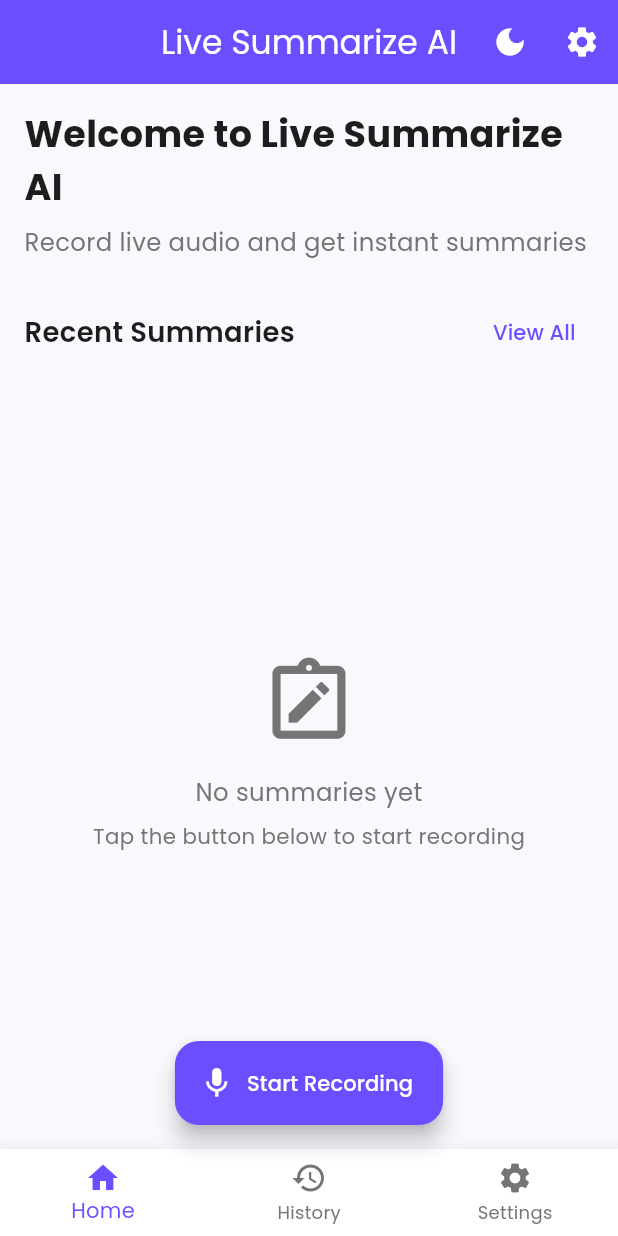
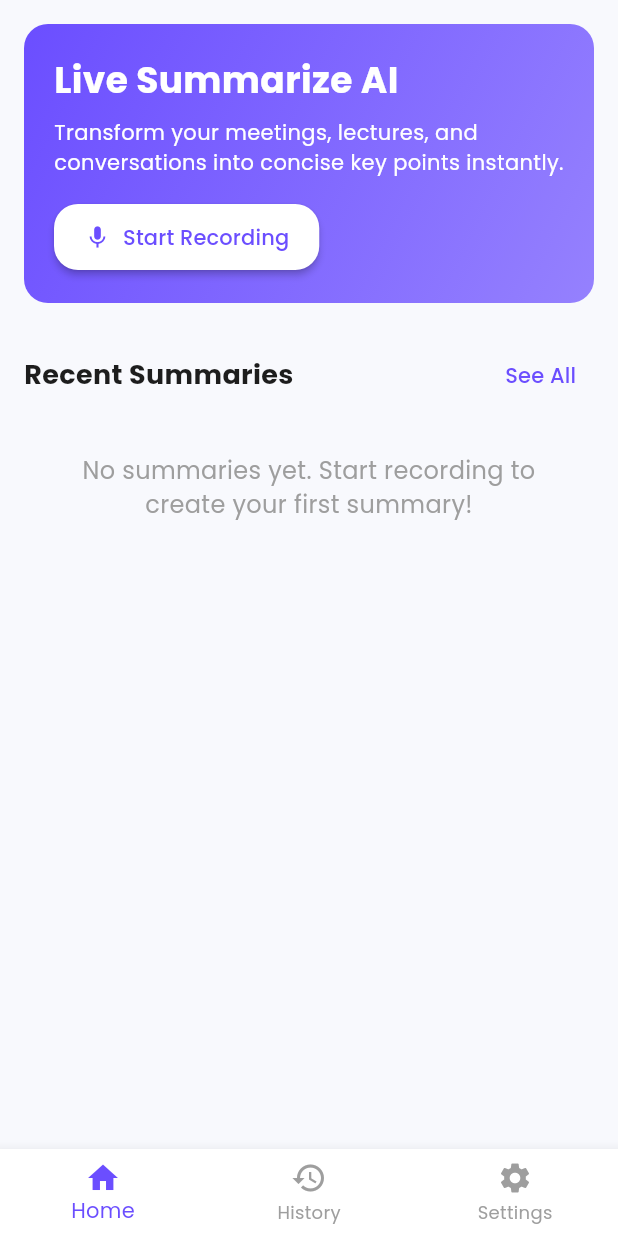
Before and after one commit to Soft-Radix/flutter_live_summarize_ai, a Flutter app: the screen it shows after launch, on a phone screen of 412 x 824 dp. Run offline on Flutter 3.47's test engine with Material 3 defaults, Android fonts, the light colour scheme and no system bars; our stand-ins replace flutter_screenutil, get, google_fonts, permission_handler, shared_preferences; missing offline and left inert: record.

Commit message:
Add bottom navigation and refactor home view. Introduced a bottom navigation bar with tab switching functionality using IndexedStack. Updated the home view layout, including a new header design and improved recent summaries display. Removed unused theme controller references.

```diff
--- a/lib/presentation/controllers/home_controller.dart
+++ b/lib/presentation/controllers/home_controller.dart
@@ -8,6 +8,9 @@ class HomeController extends GetxController {
   final SummaryRepository _summaryRepository;
   final RxList<SummaryModel> _recentSummaries = <SummaryModel>[].obs;
   final RxBool _isLoading = false.obs;
+
+  // For bottom navigation bar
+  final RxInt selectedIndex = 0.obs;
 
   /// Constructor for HomeController
   HomeController({
@@ -41,6 +44,13 @@ class HomeController extends GetxController {
     Get.toNamed(Routes.SETTINGS);
   }
 
+  /// Change the bottom navigation tab
+  void changeTabIndex(int index) {
+    selectedIndex.value = index;
+    // We no longer navigate to different pages since we're using IndexedStack
+    // Just update the index and let the UI handle showing the right tab
+  }
+
   /// Load recent summaries from the repository
   Future<void> loadRecentSummaries() async {
     _isLoading.value = true;
--- a/lib/presentation/views/home/home_view.dart
+++ b/lib/presentation/views/home/home_view.dart
@@ -1,150 +1,89 @@
 import 'package:flutter/material.dart';
 import 'package:flutter_live_summarize_ai/core/constants/app_colors.dart';
-import 'package:flutter_live_summarize_ai/core/constants/app_strings.dart';
+import 'package:flutter_live_summarize_ai/data/models/summary_model.dart';
 import 'package:flutter_live_summarize_ai/presentation/controllers/home_controller.dart';
-import 'package:flutter_live_summarize_ai/presentation/controllers/theme_controller.dart';
+import 'package:flutter_live_summarize_ai/presentation/views/history/history_view.dart';
+import 'package:flutter_live_summarize_ai/presentation/views/settings/settings_view.dart';
 import 'package:flutter_live_summarize_ai/presentation/widgets/summary_card.dart';
-import 'package:flutter_screenutil/flutter_screenutil.dart';
 import 'package:get/get.dart';
 
 /// The main home view of the application
 class HomeView extends GetView<HomeController> {
-  const HomeView({super.key});
+  const HomeView({Key? key}) : super(key: key);
 
   @override
   Widget build(BuildContext context) {
-    // Get the theme controller for dark mode toggle
-    final themeController = Get.find<ThemeController>();
+    return Scaffold(
+      body: Obx(() {
+        return IndexedStack(
+          index: controller.selectedIndex.value,
+          children: [
+            _buildHomeTab(),
+            const HistoryView(),
+            const SettingsView(),
+          ],
+        );
+      }),
+      bottomNavigationBar: _buildBottomNavigationBar(),
+    );
+  }
 
-    return Scaffold(
-      appBar: AppBar(
-        title: const Text(AppStrings.appName),
-        actions: [
-          // Dark mode toggle
-          Obx(() => IconButton(
-                icon: Icon(themeController.isDarkMode ? Icons.light_mode : Icons.dark_mode),
-                onPressed: themeController.toggleTheme,
-              )),
-          // Settings button
-          IconButton(
-            icon: const Icon(Icons.settings),
-            onPressed: controller.goToSettings,
-          ),
-        ],
-      ),
-      body: RefreshIndicator(
-        onRefresh: controller.loadRecentSummaries,
-        child: Padding(
-          padding: EdgeInsets.all(16.r),
+  Widget _buildHomeTab() {
+    return SafeArea(
+      child: SingleChildScrollView(
+        padding: const EdgeInsets.all(16),
         child: Column(
           crossAxisAlignment: CrossAxisAlignment.start,
           children: [
-              // Header section
             _buildHeader(),
-              SizedBox(height: 24.h),
-
-              // Recent summaries section
+            const SizedBox(height: 24),
             _buildRecentSummaries(),
           ],
         ),
       ),
-      ),
-      floatingActionButton: FloatingActionButton.extended(
-        onPressed: controller.goToRecording,
-        label: const Text(AppStrings.startRecording),
-        icon: const Icon(Icons.mic),
-        backgroundColor: Theme.of(context).colorScheme.primary,
-      ),
-      floatingActionButtonLocation: FloatingActionButtonLocation.centerFloat,
-      bottomNavigationBar: _buildBottomNavigationBar(),
     );
   }
 
-  // Build the header section with welcome message and info
   Widget _buildHeader() {
-    return Column(
-      crossAxisAlignment: CrossAxisAlignment.start,
-      children: [
-        Text(
-          'Welcome to Live Summarize AI',
-          style: TextStyle(
-            fontSize: 24.sp,
-            fontWeight: FontWeight.bold,
+    return Container(
+      width: double.infinity,
+      padding: const EdgeInsets.all(20),
+      decoration: BoxDecoration(
+        gradient: LinearGradient(
+          colors: [AppColors.primaryLight, AppColors.primaryLight.withOpacity(0.7)],
+          begin: Alignment.topLeft,
+          end: Alignment.bottomRight,
         ),
+        borderRadius: BorderRadius.circular(16),
       ),
-        SizedBox(height: 8.h),
-        Text(
-          'Record live audio and get instant summaries',
-          style: TextStyle(
-            fontSize: 16.sp,
-            color: Get.isDarkMode ? AppColors.textSecondaryDark : AppColors.textSecondaryLight,
-          ),
-        ),
-      ],
-    );
-  }
-
-  // Build the recent summaries section
-  Widget _buildRecentSummaries() {
-    return Expanded(
       child: Column(
         crossAxisAlignment: CrossAxisAlignment.start,
         children: [
-          Row(
-            mainAxisAlignment: MainAxisAlignment.spaceBetween,
-            children: [
-              Text(
-                'Recent Summaries',
+          const Text(
+            'Live Summarize AI',
             style: TextStyle(
-                  fontSize: 18.sp,
-                  fontWeight: FontWeight.w600,
+              fontSize: 24,
+              fontWeight: FontWeight.bold,
+              color: Colors.white,
             ),
           ),
-              TextButton(
-                onPressed: controller.goToHistory,
-                child: const Text('View All'),
-              ),
-            ],
-          ),
-          SizedBox(height: 8.h),
-
-          // List of recent summaries
-          Expanded(
-            child: Obx(() {
-              if (controller.isLoading) {
-                return const Center(child: CircularProgressIndicator());
-              }
-
-              if (controller.recentSummaries.isEmpty) {
-                return Center(
-                  child: Column(
-                    mainAxisAlignment: MainAxisAlignment.center,
-                    children: [
-                      Icon(
-                        Icons.note_alt_outlined,
-                        size: 64.r,
-                        color: Get.isDarkMode
-                            ? AppColors.textSecondaryDark
-                            : AppColors.textSecondaryLight,
-                      ),
-                      SizedBox(height: 16.h),
-                      Text(
-                        'No summaries yet',
+          const SizedBox(height: 8),
+          const Text(
+            'Transform your meetings, lectures, and conversations into concise key points instantly.',
             style: TextStyle(
-                          fontSize: 16.sp,
-                          color: Get.isDarkMode
-                              ? AppColors.textSecondaryDark
-                              : AppColors.textSecondaryLight,
+              fontSize: 14,
+              color: Colors.white,
             ),
           ),
-                      SizedBox(height: 8.h),
-                      Text(
-                        'Tap the button below to start recording',
-                        style: TextStyle(
-                          fontSize: 14.sp,
-                          color: Get.isDarkMode
-                              ? AppColors.textSecondaryDark
-                              : AppColors.textSecondaryLight,
+          const SizedBox(height: 16),
+          ElevatedButton.icon(
+            onPressed: controller.goToRecording,
+            icon: const Icon(Icons.mic),
+            label: const Text('Start Recording'),
+            style: ElevatedButton.styleFrom(
+              backgroundColor: Colors.white,
+              foregroundColor: AppColors.primaryLight,
+              padding: const EdgeInsets.symmetric(horizontal: 20, vertical: 12),
             ),
           ),
         ],
@@ -152,41 +91,81 @@ class HomeView extends GetView<HomeController> {
     );
   }
 
-              return ListView.separated(
-                itemCount: controller.recentSummaries.length,
-                separatorBuilder: (context, index) => SizedBox(height: 12.h),
+  Widget _buildRecentSummaries() {
+    return Column(
+      crossAxisAlignment: CrossAxisAlignment.start,
+      children: [
+        Row(
+          mainAxisAlignment: MainAxisAlignment.spaceBetween,
+          children: [
+            const Text(
+              'Recent Summaries',
+              style: TextStyle(
+                fontSize: 18,
+                fontWeight: FontWeight.bold,
+              ),
+            ),
+            TextButton(
+              onPressed: controller.goToHistory,
+              child: const Text('See All'),
+            ),
+          ],
+        ),
+        const SizedBox(height: 8),
+        Obx(() {
+          if (controller.isLoading) {
+            return const Center(
+              child: CircularProgressIndicator(),
+            );
+          }
+
+          final summaries = controller.recentSummaries;
+
+          if (summaries.isEmpty) {
+            return const Center(
+              child: Padding(
+                padding: EdgeInsets.all(20.0),
+                child: Text(
+                  'No summaries yet. Start recording to create your first summary!',
+                  textAlign: TextAlign.center,
+                  style: TextStyle(
+                    fontSize: 16,
+                    color: Colors.grey,
+                  ),
+                ),
+              ),
+            );
+          }
+
+          return ListView.builder(
+            shrinkWrap: true,
+            physics: const NeverScrollableScrollPhysics(),
+            itemCount: summaries.length,
             itemBuilder: (context, index) {
-                  final summary = controller.recentSummaries[index];
+              return _buildSummaryCard(summaries[index]);
+            },
+          );
+        }),
+      ],
+    );
+  }
+
+  Widget _buildSummaryCard(SummaryModel summary) {
     return SummaryCard(
       summary: summary,
       onTap: () => controller.viewSummaryDetails(summary.id),
     );
-                },
-              );
-            }),
-          ),
-        ],
-      ),
-    );
   }
 
-  // Build the bottom navigation bar
   Widget _buildBottomNavigationBar() {
-    return BottomNavigationBar(
-      currentIndex: 0,
-      onTap: (index) {
-        switch (index) {
-          case 0:
-            // Already on home
-            break;
-          case 1:
-            controller.goToHistory();
-            break;
-          case 2:
-            controller.goToSettings();
-            break;
-        }
-      },
+    return Obx(() => BottomNavigationBar(
+          currentIndex: controller.selectedIndex.value,
+          onTap: controller.changeTabIndex,
+          backgroundColor: Colors.white,
+          selectedItemColor: AppColors.primaryLight,
+          unselectedItemColor: Colors.grey,
+          elevation: 8,
+          type: BottomNavigationBarType.fixed,
           items: const [
             BottomNavigationBarItem(
               icon: Icon(Icons.home),
@@ -201,6 +180,6 @@ class HomeView extends GetView<HomeController> {
               label: 'Settings',
             ),
           ],
-    );
+        ));
   }
 }
```
Lines whose indentation alone changed are shown as unchanged.
